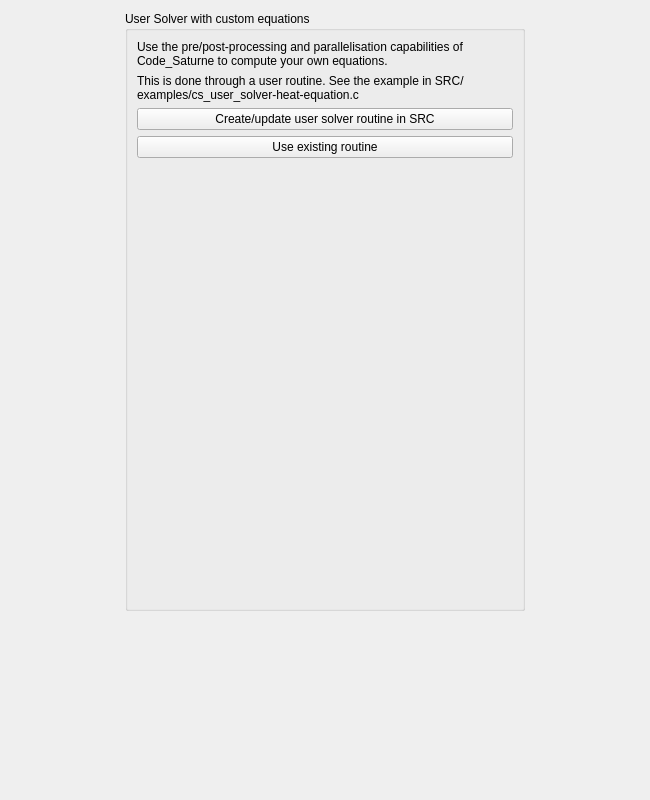
Above: gui/Pages/UserSolverCustomForm.ui from Nefira/code_saturne before the change. Below: the same form after it.
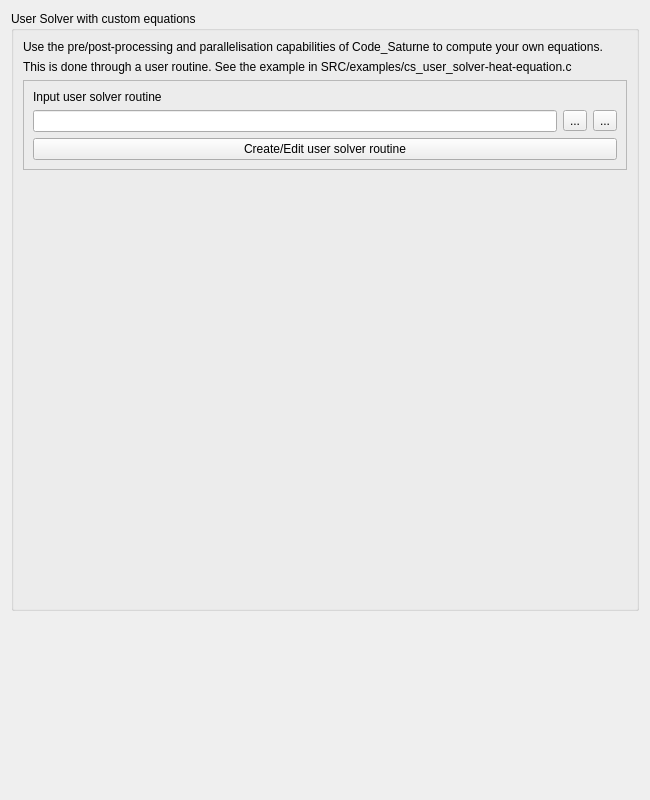
That is the form after the change. Icons and pictures are not drawn.

Commit message: <feat> CDO : Add table for solver properties

```diff
--- a/gui/Pages/UserSolverCustomForm.ui
+++ b/gui/Pages/UserSolverCustomForm.ui
@@ -27,19 +27,6 @@
   </property>
   <layout class="QGridLayout" name="gridLayout_4">
    <item row="0" column="0">
-    <spacer name="horizontalSpacer_2">
-     <property name="orientation">
-      <enum>Qt::Horizontal</enum>
-     </property>
-     <property name="sizeHint" stdset="0">
-      <size>
-       <width>5</width>
-       <height>20</height>
-      </size>
-     </property>
-    </spacer>
-   </item>
-   <item row="0" column="1">
     <widget class="QGroupBox" name="groupBoxUserSolverOptions">
      <property name="minimumSize">
       <size>
@@ -60,7 +47,106 @@
       <string>User Solver with custom equations</string>
      </property>
      <layout class="QGridLayout" name="gridLayout_3">
-      <item row="4" column="0">
+      <item row="2" column="0">
+       <widget class="QFrame" name="frame_2">
+        <property name="frameShape">
+         <enum>QFrame::StyledPanel</enum>
+        </property>
+        <property name="frameShadow">
+         <enum>QFrame::Raised</enum>
+        </property>
+        <layout class="QGridLayout" name="gridLayout">
+         <item row="2" column="0">
+          <widget class="QLabel" name="labelUserSolverCustom">
+           <property name="minimumSize">
+            <size>
+             <width>541</width>
+             <height>0</height>
+            </size>
+           </property>
+           <property name="maximumSize">
+            <size>
+             <width>541</width>
+             <height>16777215</height>
+            </size>
+           </property>
+           <property name="autoFillBackground">
+            <bool>false</bool>
+           </property>
+           <property name="text">
+            <string>Input user solver routine</string>
+           </property>
+           <property name="scaledContents">
+            <bool>false</bool>
+           </property>
+           <property name="wordWrap">
+            <bool>false</bool>
+           </property>
+          </widget>
+         </item>
+         <item row="3" column="0">
+          <layout class="QHBoxLayout" name="horizontalLayout">
+           <item>
+            <widget class="QLineEdit" name="lineEditSolverFile"/>
+           </item>
+           <item>
+            <widget class="QToolButton" name="toolButtonSolverFile">
+             <property name="toolTip">
+              <string>&lt;html&gt;&lt;head/&gt;&lt;body&gt;&lt;p&gt;&lt;span style=&quot; font-size:9pt;&quot;&gt;Select a local mesh directory.&lt;/span&gt;&lt;/p&gt;&lt;/body&gt;&lt;/html&gt;</string>
+             </property>
+             <property name="text">
+              <string>...</string>
+             </property>
+             <property name="icon">
+              <iconset resource="resources_pages.qrc">
+               <normaloff>:/new/prefix1/icons/22x22/folder-open.png</normaloff>:/new/prefix1/icons/22x22/folder-open.png</iconset>
+             </property>
+            </widget>
+           </item>
+           <item>
+            <widget class="QToolButton" name="toolButtonSolverFileClear">
+             <property name="toolTip">
+              <string>&lt;html&gt;&lt;head/&gt;&lt;body&gt;&lt;p&gt;&lt;span style=&quot; font-size:9pt;&quot;&gt;Clean the selected mesh directory.&lt;/span&gt;&lt;/p&gt;&lt;/body&gt;&lt;/html&gt;</string>
+             </property>
+             <property name="text">
+              <string>...</string>
+             </property>
+             <property name="icon">
+              <iconset resource="resources_pages.qrc">
+               <normaloff>:/new/prefix1/icons/22x22/edit-clear.png</normaloff>:/new/prefix1/icons/22x22/edit-clear.png</iconset>
+             </property>
+            </widget>
+           </item>
+          </layout>
+         </item>
+         <item row="4" column="0">
+          <widget class="QPushButton" name="pushButtonSolverFileEdit">
+           <property name="text">
+            <string>Create/Edit user solver routine</string>
+           </property>
+          </widget>
+         </item>
+        </layout>
+        <zorder>customUserSolver_label</zorder>
+        <zorder>customUserSolver_label_2</zorder>
+        <zorder>labelMeshInput</zorder>
+        <zorder>lineEdit</zorder>
+        <zorder>toolButtonMeshDir</zorder>
+        <zorder>toolButtonMeshDirClear</zorder>
+        <zorder>pushButton</zorder>
+       </widget>
+      </item>
+      <item row="1" column="0">
+       <widget class="QLabel" name="customUserSolver_label_2">
+        <property name="text">
+         <string>This is done through a user routine. See the example in SRC/examples/cs_user_solver-heat-equation.c</string>
+        </property>
+        <property name="wordWrap">
+         <bool>true</bool>
+        </property>
+       </widget>
+      </item>
+      <item row="3" column="0">
        <spacer name="verticalSpacer_2">
         <property name="orientation">
          <enum>Qt::Vertical</enum>
@@ -73,13 +159,6 @@
         </property>
        </spacer>
       </item>
-      <item row="2" column="0">
-       <widget class="QPushButton" name="createUserSolver_pushButton">
-        <property name="text">
-         <string>Create/update user solver routine in SRC</string>
-        </property>
-       </widget>
-      </item>
       <item row="0" column="0">
        <widget class="QLabel" name="customUserSolver_label">
         <property name="text">
@@ -90,27 +169,10 @@
         </property>
        </widget>
       </item>
-      <item row="1" column="0">
-       <widget class="QLabel" name="customUserSolver_label_2">
-        <property name="text">
-         <string>This is done through a user routine. See the example in SRC/examples/cs_user_solver-heat-equation.c</string>
-        </property>
-        <property name="wordWrap">
-         <bool>true</bool>
-        </property>
-       </widget>
-      </item>
-      <item row="3" column="0">
-       <widget class="QPushButton" name="loadUserSolver_pushButton">
-        <property name="text">
-         <string>Use existing routine</string>
-        </property>
-       </widget>
-      </item>
      </layout>
     </widget>
    </item>
-   <item row="1" column="1">
+   <item row="1" column="0">
     <spacer name="verticalSpacer">
      <property name="orientation">
       <enum>Qt::Vertical</enum>
@@ -123,19 +185,6 @@
      </property>
     </spacer>
    </item>
-   <item row="0" column="2">
-    <spacer name="horizontalSpacer">
-     <property name="orientation">
-      <enum>Qt::Horizontal</enum>
-     </property>
-     <property name="sizeHint" stdset="0">
-      <size>
-       <width>5</width>
-       <height>20</height>
-      </size>
-     </property>
-    </spacer>
-   </item>
   </layout>
  </widget>
  <resources>
```
Left out of the diff: 2 changed lines with no effect on the pictures. The commit also changes 9 other files.
